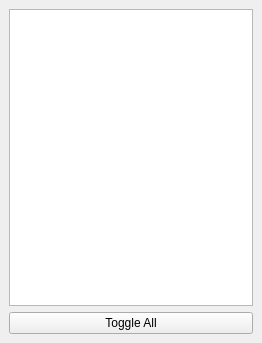
Anish010/ToDo-List-PYQT5, file main.ui: the form before one commit.
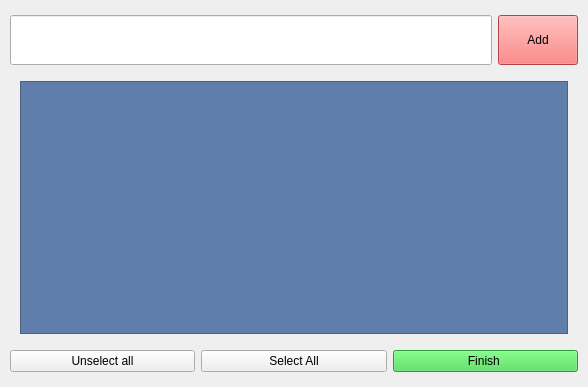
The form after the commit.

Commit message: Added line text, add, select all, unselect all, (finish)remove functionalities

The edit to the form file:
```diff
--- a/main.ui
+++ b/main.ui
@@ -6,25 +6,151 @@
    <rect>
     <x>0</x>
     <y>0</y>
-    <width>262</width>
-    <height>343</height>
+    <width>588</width>
+    <height>387</height>
    </rect>
   </property>
   <property name="windowTitle">
    <string>MainWindow</string>
   </property>
   <widget class="QWidget" name="centralwidget">
-   <layout class="QGridLayout" name="gridLayout">
-    <item row="0" column="0">
-     <widget class="QListWidget" name="listWidget"/>
+   <property name="minimumSize">
+    <size>
+     <width>300</width>
+     <height>200</height>
+    </size>
+   </property>
+   <layout class="QVBoxLayout" name="verticalLayout">
+    <property name="leftMargin">
+     <number>10</number>
+    </property>
+    <property name="topMargin">
+     <number>15</number>
+    </property>
+    <property name="rightMargin">
+     <number>10</number>
+    </property>
+    <property name="bottomMargin">
+     <number>15</number>
+    </property>
+    <item>
+     <layout class="QHBoxLayout" name="horizontalLayout_2">
+      <item>
+       <widget class="QLineEdit" name="lineEdit">
+        <property name="enabled">
+         <bool>true</bool>
+        </property>
+        <property name="minimumSize">
+         <size>
+          <width>0</width>
+          <height>50</height>
+         </size>
+        </property>
+        <property name="font">
+         <font>
+          <pointsize>16</pointsize>
+         </font>
+        </property>
+        <property name="styleSheet">
+         <string notr="true">lineEdit{
+height:50
+}</string>
+        </property>
+        <property name="text">
+         <string/>
+        </property>
+       </widget>
+      </item>
+      <item>
+       <widget class="QPushButton" name="add_button">
+        <property name="minimumSize">
+         <size>
+          <width>0</width>
+          <height>50</height>
+         </size>
+        </property>
+        <property name="styleSheet">
+         <string notr="true">QPushButton{
+	font: 75 11pt &quot;MS Shell Dlg 2&quot;;
+	background-color: rgb(255, 94, 94);
+}</string>
+        </property>
+        <property name="text">
+         <string>Add</string>
+        </property>
+       </widget>
+      </item>
+     </layout>
     </item>
-    <item row="1" column="0">
-     <widget class="QPushButton" name="pushButton">
-      <property name="text">
-       <string>Toggle All</string>
+    <item>
+     <widget class="QListWidget" name="todo_listWidget">
+      <property name="minimumSize">
+       <size>
+        <width>500</width>
+        <height>200</height>
+       </size>
+      </property>
+      <property name="styleSheet">
+       <string notr="true">QWidget{
+	font: 75 12pt &quot;MS Shell Dlg 2&quot;;
+	background-color: rgb(253, 255, 203);
+}
+QListWidget{
+background-color:#607EAA;
+margin:10%;
+margin-right:10%;rgb(255, 255, 190)
+font: 12pt &quot;Comic Sans MS&quot;;
+}
+QPushButton{
+background-color:#607EAA;
+margin-left:10%;
+margin-right:10%;
+font:14pt;
+}</string>
       </property>
      </widget>
     </item>
+    <item>
+     <layout class="QHBoxLayout" name="horizontalLayout">
+      <item>
+       <widget class="QPushButton" name="unselect_button">
+        <property name="styleSheet">
+         <string notr="true">QPushButton{
+	font: 75 11pt &quot;MS Shell Dlg 2&quot;;
+}</string>
+        </property>
+        <property name="text">
+         <string>Unselect all</string>
+        </property>
+       </widget>
+      </item>
+      <item>
+       <widget class="QPushButton" name="select_button">
+        <property name="styleSheet">
+         <string notr="true">QPushButton{
+	font: 75 11pt &quot;MS Shell Dlg 2&quot;;
+}</string>
+        </property>
+        <property name="text">
+         <string>Select All</string>
+        </property>
+       </widget>
+      </item>
+      <item>
+       <widget class="QPushButton" name="finish_button">
+        <property name="styleSheet">
+         <string notr="true">QPushButton{
+	font: 75 11pt &quot;MS Shell Dlg 2&quot;;
+background-color : rgb(62, 215, 72)
+}</string>
+        </property>
+        <property name="text">
+         <string>Finish </string>
+        </property>
+       </widget>
+      </item>
+     </layout>
+    </item>
    </layout>
   </widget>
  </widget>
```
The commit also changes 1 other file.
